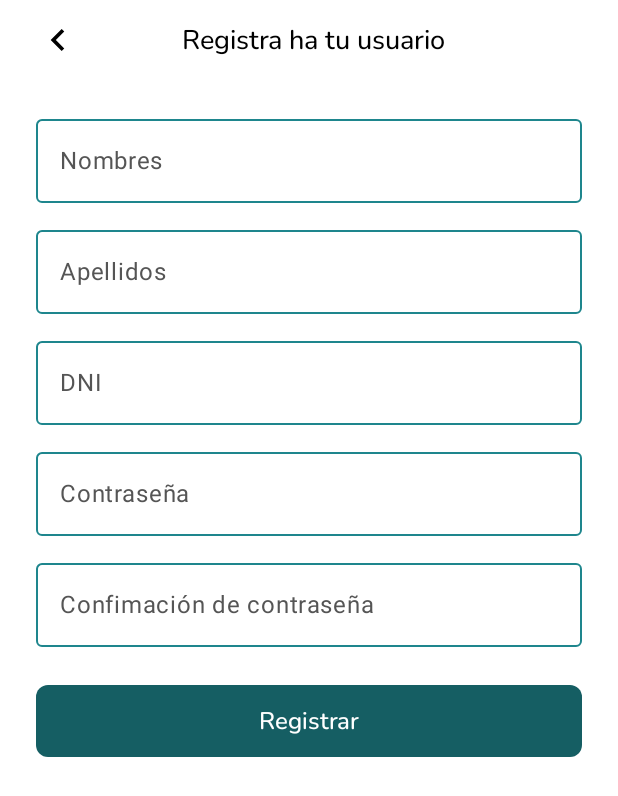
After one commit to alexRai98/BioByte, an Android app built with Jetpack Compose: the @Preview function UserCreation, on a phone screen of 412 x 824 dp. The commit adds this screen. Shown: the top 796 px of the screen. Run offline under Robolectric (Android 15) with nearby library versions, the phone set to English and light mode, and no system bars.

Commit message:
register your user

```diff
--- /dev/null
+++ b/app/src/main/java/com/biobyte/android/loginBioByte/ui/UserCreation.kt
@@ -0,0 +1,60 @@
+package com.biobyte.android.loginBioByte.ui
+
+import androidx.compose.foundation.background
+import androidx.compose.foundation.layout.Column
+import androidx.compose.foundation.layout.Row
+import androidx.compose.foundation.layout.Spacer
+import androidx.compose.foundation.layout.fillMaxSize
+import androidx.compose.foundation.layout.fillMaxWidth
+import androidx.compose.foundation.layout.height
+import androidx.compose.foundation.layout.padding
+import androidx.compose.foundation.layout.size
+import androidx.compose.material.icons.Icons
+import androidx.compose.material.icons.filled.KeyboardArrowLeft
+import androidx.compose.material3.Icon
+import androidx.compose.material3.IconButton
+import androidx.compose.material3.Text
+import androidx.compose.runtime.Composable
+import androidx.compose.ui.Modifier
+import androidx.compose.ui.graphics.Color
+import androidx.compose.ui.text.style.TextAlign
+import androidx.compose.ui.tooling.preview.Preview
+import androidx.compose.ui.unit.dp
+import com.biobyte.android.shared.ui.ButtonDefault
+import com.biobyte.android.shared.ui.HeaderText
+import com.biobyte.android.shared.ui.Input
+import com.biobyte.android.ui.theme.GreenPrincipalColor
+
+@Preview
+@Composable
+fun UserCreation() {
+    Column(
+        modifier = Modifier
+            .fillMaxSize()
+            .background(color = Color.White)
+    ) {
+        HeaderText(title = "Registra ha tu usuario", backStep = { }, showCloseButton = false) { }
+        Column(
+            modifier = Modifier
+                .padding(horizontal = 24.dp)
+                .padding(top = 30.dp)
+        ) {
+            Input(value = "", label = "Nombres") { }
+            Spacer(modifier = Modifier.height(10.dp))
+            Input(value = "", label = "Apellidos") { }
+            Spacer(modifier = Modifier.height(10.dp))
+            Input(value = "", label = "DNI") { }
+            Spacer(modifier = Modifier.height(10.dp))
+            Input(value = "", label = "Contraseña") { }
+            Spacer(modifier = Modifier.height(10.dp))
+            Input(value = "", label = "Confimación de contraseña") { }
+            Spacer(modifier = Modifier.height(25.dp))
+            ButtonDefault(
+                text = "Registrar", color = GreenPrincipalColor,
+                enabled = true
+            ) {
+
+            }
+        }
+    }
+}
--- a/app/src/main/java/com/biobyte/android/shared/ui/ButtonDefault.kt
+++ b/app/src/main/java/com/biobyte/android/shared/ui/ButtonDefault.kt
@@ -12,6 +12,7 @@ import androidx.compose.ui.graphics.Color
 import androidx.compose.ui.unit.dp
 import com.biobyte.android.ui.theme.GreyDisableButton
 import com.biobyte.android.ui.theme.GreySoft
+import com.biobyte.android.ui.theme.NunitoTypography
 
 @Composable
 fun ButtonDefault(text: String, color: Color, enabled: Boolean, handleClick: () -> Unit) {
@@ -28,6 +29,6 @@ fun ButtonDefault(text: String, color: Color, enabled: Boolean, handleClick: ()
             .fillMaxWidth().height(48.dp),
         shape = RoundedCornerShape(8.dp)
     ) {
-        Text(text = text)
+        Text(text = text, style = NunitoTypography.labelMedium)
     }
 }
--- /dev/null
+++ b/app/src/main/java/com/biobyte/android/shared/ui/HeaderText.kt
@@ -0,0 +1,70 @@
+package com.biobyte.android.shared.ui
+
+import androidx.compose.foundation.layout.Row
+import androidx.compose.foundation.layout.Spacer
+import androidx.compose.foundation.layout.padding
+import androidx.compose.foundation.layout.size
+import androidx.compose.foundation.layout.width
+import androidx.compose.material.icons.Icons
+import androidx.compose.material.icons.filled.Close
+import androidx.compose.material.icons.filled.KeyboardArrowLeft
+import androidx.compose.material3.Icon
+import androidx.compose.material3.IconButton
+import androidx.compose.material3.Text
+import androidx.compose.runtime.Composable
+import androidx.compose.ui.Alignment
+import androidx.compose.ui.Modifier
+import androidx.compose.ui.graphics.Color
+import androidx.compose.ui.text.style.TextAlign
+import androidx.compose.ui.unit.dp
+import com.biobyte.android.ui.theme.NunitoTypography
+
+@Composable
+fun HeaderText(
+    title: String,
+    backStep: () -> Unit,
+    showArrowButton: Boolean = true,
+    showCloseButton: Boolean = true,
+    closeTransaction: () -> Unit,
+) {
+    Row(
+        modifier = Modifier
+            .padding(horizontal = 24.dp)
+            .padding(top = 12.dp),
+        verticalAlignment = Alignment.CenterVertically
+    ) {
+        if (showArrowButton) {
+            IconButton(
+                modifier = Modifier.size(29.dp),
+                onClick = backStep,
+                enabled = showArrowButton
+            ) {
+                Icon(
+                    imageVector = Icons.Filled.KeyboardArrowLeft,
+                    contentDescription = "",
+                    tint = Color.Black, modifier = Modifier.size(29.dp)
+                )
+            }
+        } else {
+            Spacer(modifier = Modifier.width(24.dp))
+        }
+        Text(
+            modifier = Modifier.weight(1f),
+            text = title,
+            textAlign = TextAlign.Center,
+            style = NunitoTypography.headlineSmall
+        )
+        if (showCloseButton) {
+            IconButton(modifier = Modifier.size(25.dp), onClick = closeTransaction) {
+                Icon(
+                    imageVector = Icons.Filled.Close,
+                    contentDescription = "",
+                    tint = Color.Black,
+                    modifier = Modifier.size(24.dp)
+                )
+            }
+        } else {
+            Spacer(modifier = Modifier.width(24.dp))
+        }
+    }
+}
--- /dev/null
+++ b/app/src/main/java/com/biobyte/android/shared/ui/input.kt
@@ -0,0 +1,27 @@
+package com.biobyte.android.shared.ui
+
+import androidx.compose.foundation.layout.fillMaxWidth
+import androidx.compose.material3.ExperimentalMaterial3Api
+import androidx.compose.material3.OutlinedTextField
+import androidx.compose.material3.Text
+import androidx.compose.material3.TextFieldDefaults
+import androidx.compose.runtime.Composable
+import androidx.compose.ui.Modifier
+import com.biobyte.android.ui.theme.GreenLowPrincipalColor
+import com.biobyte.android.ui.theme.GreenPrincipalColor
+import com.biobyte.android.ui.theme.GreyLabel
+
+@OptIn(ExperimentalMaterial3Api::class)
+@Composable
+fun Input(value: String, label: String, onValueChange: () -> Unit) {
+    OutlinedTextField(
+        value = value,
+        onValueChange = {onValueChange},
+        label = { Text( label, color = GreyLabel) }, modifier = Modifier
+            .fillMaxWidth(),
+        colors = TextFieldDefaults.outlinedTextFieldColors(
+            focusedBorderColor = GreenPrincipalColor,
+            unfocusedBorderColor = GreenLowPrincipalColor
+        )
+    )
+}
--- a/app/src/main/java/com/biobyte/android/splashScreen/SplashScreem.kt
+++ b/app/src/main/java/com/biobyte/android/splashScreen/SplashScreem.kt
@@ -24,7 +24,6 @@ import androidx.navigation.NavHostController
 import com.biobyte.android.R
 import com.biobyte.android.application.modal.Routes
 import kotlinx.coroutines.delay
-
 @Composable
 fun SplashScreen(
     navController: NavHostController
@@ -37,7 +36,7 @@ fun SplashScreen(
         ), label = ""
     )
 
-    LaunchedEffect(key1 = true){
+    LaunchedEffect(key1 = true) {
         startAnimation = true
         delay(2000)
         navController.popBackStack()
@@ -54,8 +53,7 @@ fun SplashScreen(
                         Color(0xFF155E63),
                     )
                 )
-            )
-        ,
+            ),
         contentAlignment = Alignment.Center
     ) {
         Icon(
```
Also changed, not shown: app/src/main/java/com/biobyte/android/loginBioByte/ui/LoginBioByte.kt (+5 -33 lines), app/src/main/java/com/biobyte/android/ui/theme/Type.kt (+16 -10 lines).
